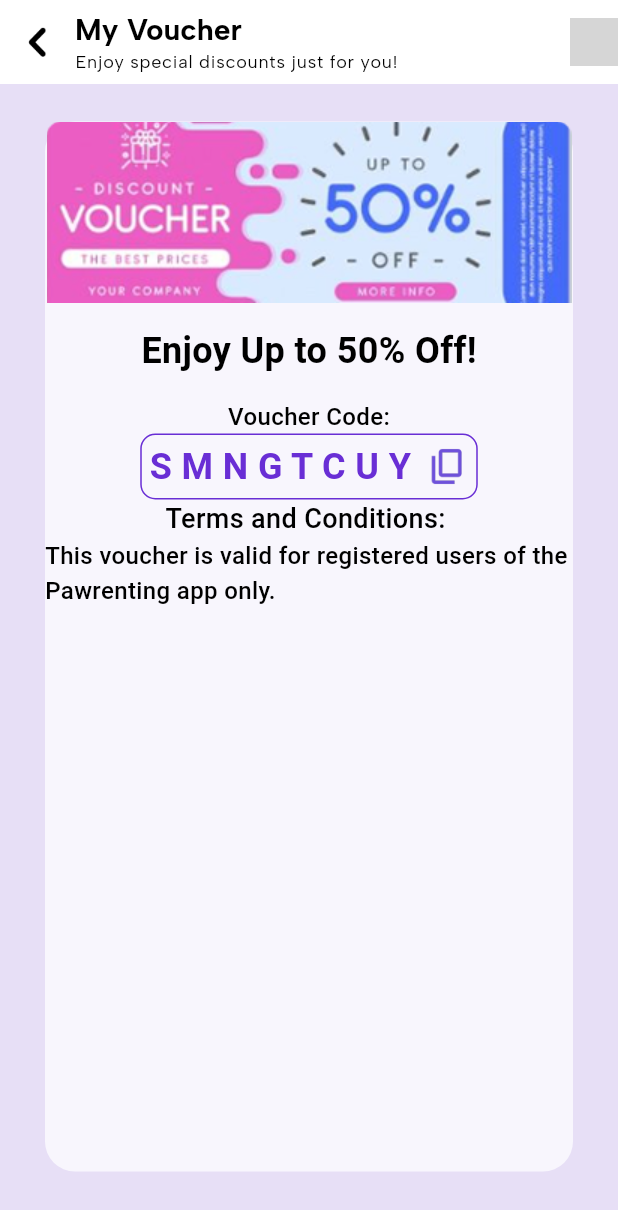
After one commit to artikachintya/pawrenting, a Flutter app: the VoucherDetail screen opened directly, on a phone screen of 412 x 824 dp. The commit adds this screen. Shown: the top 1210 px of the screen. Run offline on Flutter 3.47's test engine with Material 3 defaults, Android fonts, the phone set to English and light mode, and no system bars; our stand-ins replace carousel_slider, firebase_auth, firebase_core, get, image_picker, smooth_page_indicator; accounts and stored records are empty; Roboto replaces fonts that are missing (Alata, Albert Sans); project files that could hold a hidden picture were left out; grey boxes are pictures that could not be loaded.

Commit message:
voucher detail on progress

```diff
--- a/lib/features/profile/screens/profile.dart
+++ b/lib/features/profile/screens/profile.dart
@@ -34,7 +34,7 @@ class Profile extends StatelessWidget {
             Container(
               margin: const EdgeInsets.only(top: 20, bottom: 30),
               width: 365,
-              height: 500,
+              height: 550,
               decoration: BoxDecoration(
                 color: TColors.gray,
                 borderRadius:BorderRadius.circular(15) //ini gtw knp ga muncul di screen
@@ -69,7 +69,12 @@ class Profile extends StatelessWidget {
                     text: "Location",
                     imagePath: TImages.locationIcon,
                   ),
-
+                  //section 1.3
+                  ProfileOption(
+                    text: "My Order",
+                    imagePath: TImages.shippingIcon,
+                  ),
+                  //section 1.4
                   GestureDetector(
                     onTap: () {
                       Navigator.push(context, MaterialPageRoute(builder: (context) => Voucher()));
--- /dev/null
+++ b/lib/features/profile/screens/voucherDetail.dart
@@ -0,0 +1,118 @@
+import 'package:flutter/material.dart';
+import 'package:pawrentingreborn/common/widgets/appBar/appBar2.dart';
+import 'package:pawrentingreborn/features/profile/widgets/profilePictandUsername.dart';
+import 'package:pawrentingreborn/features/profile/widgets/voucherCard.dart';
+import 'package:pawrentingreborn/utils/constants/colors.dart';
+import 'package:pawrentingreborn/utils/constants/images_strings.dart';
+import 'package:pawrentingreborn/utils/constants/texts.dart';
+
+class VoucherDetail extends StatelessWidget {
+  const VoucherDetail({super.key});
+
+  @override
+  Widget build(BuildContext context) {
+    return Scaffold(
+      appBar: const TAppBar2(
+        title: "My Voucher",
+        subtitle: "Enjoy special discounts just for you!",
+      ),
+      backgroundColor: TColors.primary,
+      body: SingleChildScrollView(
+        child: Center(
+          child: Container(
+            margin: EdgeInsets.only(top: 25),
+            width: 352,
+            height: 700,
+            decoration: BoxDecoration(
+              color: TColors.secondary,
+              borderRadius: BorderRadius.circular(20)
+            ),
+            child: Column(
+              children: [
+                Image.asset(
+                  TImages.voucher,
+                  width: 352,
+                  height: 121,
+                ),
+                Padding(
+                  padding: EdgeInsets.only(top: 15),
+                  child: Text(
+                    "Enjoy Up to 50% Off!",
+                    style: TextStyle(
+                      fontFamily: "Albert Sans",
+                      fontSize: 24,
+                      color: const Color.fromARGB(255, 0, 0, 0),
+                      fontWeight: FontWeight.bold,
+                    ),
+                  )
+                ),
+                Padding(
+                  padding: EdgeInsets.only(top: 15),
+                  child: Text(
+                    "Voucher Code:",
+                    style: TextStyle(
+                      fontFamily: "Albert Sans",
+                      fontSize: 16,
+                      color: const Color.fromARGB(255, 0, 0, 0),
+                      fontWeight: FontWeight.w500,
+                    ),
+                  )
+                ),
+                Container(
+                  width: 225,
+                  height: 44,
+                  decoration: BoxDecoration(
+                    border: Border.all(
+                      color: TColors.accent,
+                    ),
+                    borderRadius: BorderRadius.circular(10)
+                  ),
+                  child: Row(
+                    mainAxisAlignment: MainAxisAlignment.spaceAround,
+                    children: [
+                      Text(
+                        "S M N G T C U Y",
+                        style: TextStyle(
+                          fontFamily: "Albert Sans",
+                          fontSize: 24,
+                          color: TColors.accent,
+                          fontWeight: FontWeight.bold,
+                        ),
+                      ),
+                      Image.asset(
+                        TImages.copyIcon,
+                        width: 28,
+                        height: 28,
+                      )
+
+                    ],
+                  ),
+                ),
+                Text(
+                  "Terms and Conditions: ",
+                    style: TextStyle(
+                      fontFamily: "Albert Sans",
+                      fontSize: 18,
+                      color: const Color.fromARGB(255, 0, 0, 0),
+                      fontWeight: FontWeight.w500,
+                    ),
+                ),
+                Text(
+                  "This voucher is valid for registered users of the Pawrenting app only.",
+                  style: TextStyle(
+                    fontFamily: "Alata",
+                    fontSize: 16,
+                    color: const Color.fromARGB(255, 0, 0, 0),
+                    fontWeight: FontWeight.w500,
+                  ),
+                ),
+              ],
+            ),
+          )
+        )
+
+      )
+    );
+  }
+
+}
--- a/lib/features/profile/widgets/voucherCard.dart
+++ b/lib/features/profile/widgets/voucherCard.dart
@@ -1,4 +1,5 @@
 import 'package:flutter/material.dart';
+import 'package:pawrentingreborn/features/profile/screens/voucherDetail.dart';
 import 'package:pawrentingreborn/utils/constants/colors.dart';
 import 'package:pawrentingreborn/utils/constants/images_strings.dart';
 import 'package:pawrentingreborn/utils/constants/texts.dart';
@@ -45,9 +46,14 @@ class VoucherCard extends StatelessWidget {
                     style: TextStyle(
                         fontFamily: "Alata",
                         fontSize: 12,
-                        color: TColors.greenFont),
+                        color: TColors.greenFont
                     ),
-                  Stack(
+                  ),
+                  GestureDetector(
+                    onTap: () {
+                      Navigator.push(context, MaterialPageRoute(builder: (context) => (VoucherDetail())));
+                    },
+                    child: Stack(
                       children: [
                         Container(
                           width: 95,
@@ -64,9 +70,11 @@ class VoucherCard extends StatelessWidget {
                               fontFamily: "Albert Sans",
                               fontSize: 12,
                               fontWeight: FontWeight.bold,
-                          color: Color.fromARGB(255, 255, 255, 255))),
+                              color: Color.fromARGB(255, 255, 255, 255))
+                            ),
                         )
                       ],
+                    )
                   )
                 ],
               ),
--- a/lib/utils/constants/images_strings.dart
+++ b/lib/utils/constants/images_strings.dart
@@ -71,4 +71,6 @@ class TImages {
   static const String homeSpray = 'assets/images/homeSprayForPet.png';
   static const String ultraSoftBed = 'assets/images/ultraSoftBed.png';
   static const String pikachuJacket = 'assets/images/pikachuJacket.png';
+  static const String shippingIcon = 'assets/icons/shipping.png';
+  static const String copyIcon = 'assets/icons/copyIcon.png';
 }
```
Also changed, not shown: lib/features/profile/screens/voucher.dart (+6 -2 lines), assets/icons/copyIcon.png (added), assets/icons/shipping.png (added). Lines whose indentation alone changed are shown as unchanged.
